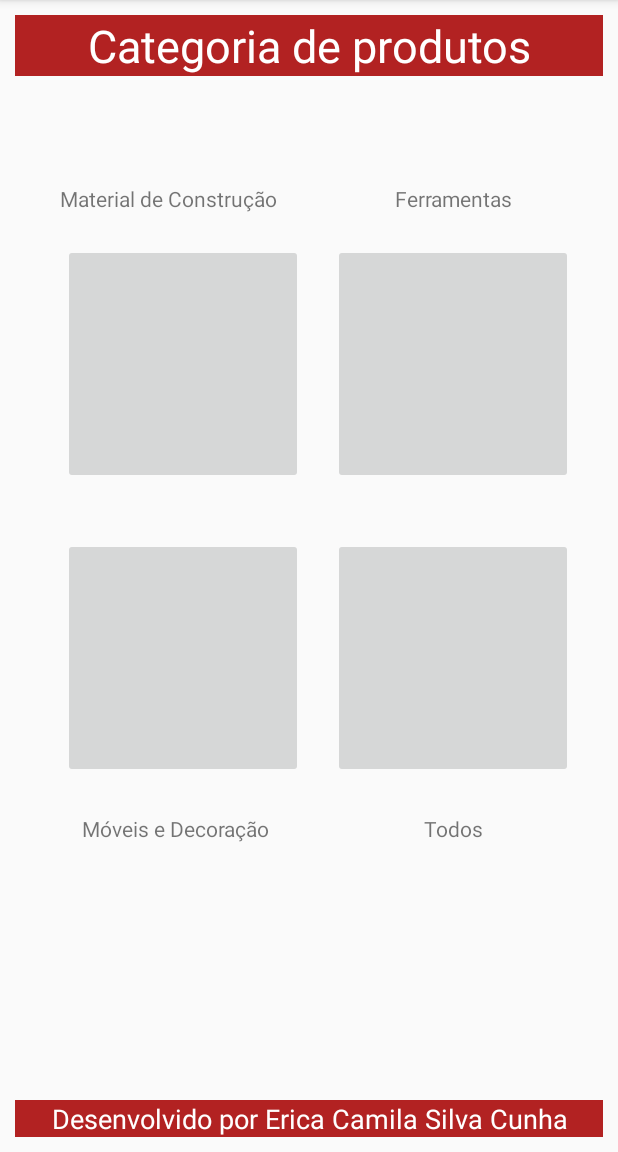
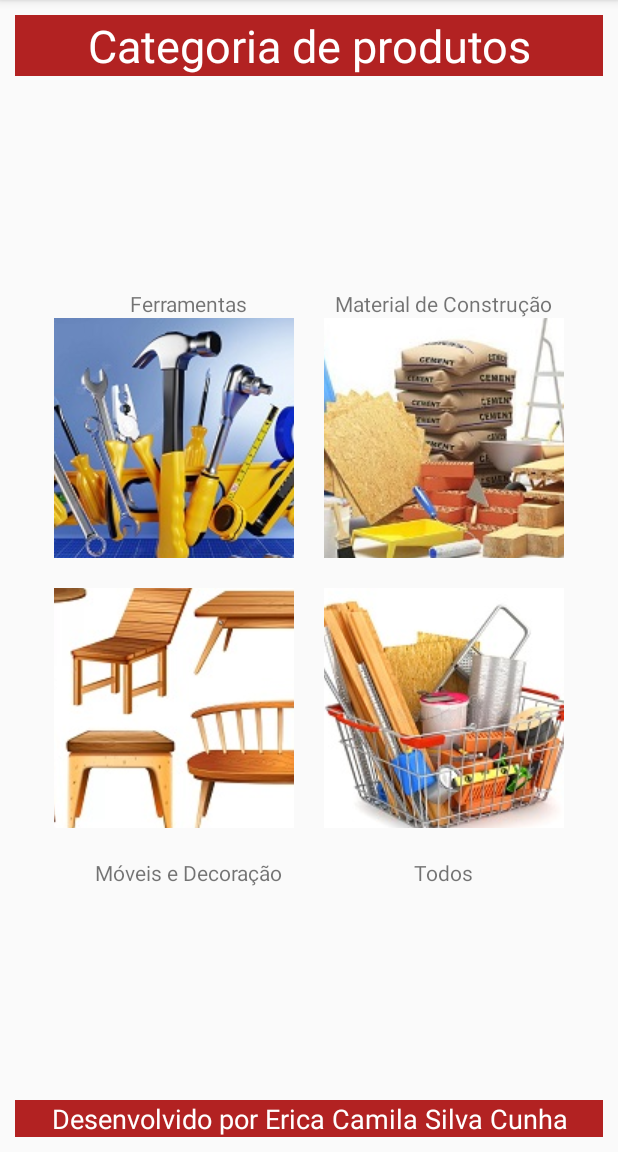
Before and after one commit to ericamila/pjto4, an Android app: the screen it shows after launch (MainActivity), on a phone screen of 412 x 824 dp, the part 84-1236 px from its top. Run offline under Robolectric (Android 15) with nearby library versions, the phone set to English and light mode, and no system bars.

Commit message:
correção

```diff
--- a/app/src/main/res/layout/activity_main.xml
+++ b/app/src/main/res/layout/activity_main.xml
@@ -19,9 +19,9 @@
         android:layout_width="0dp"
         android:layout_height="wrap_content"
         android:background="@color/vermelhou"
-        android:textColor="@color/white"
         android:text="@string/categoria_de_produtos"
         android:textAlignment="center"
+        android:textColor="@color/white"
         android:textSize="30sp"
         app:layout_constraintEnd_toEndOf="parent"
         app:layout_constraintStart_toStartOf="parent"
@@ -41,100 +41,93 @@
         app:layout_constraintHorizontal_bias="0.842"
         app:layout_constraintStart_toStartOf="parent" />
 
+    <TableLayout
+        android:id="@+id/tabela"
+        android:layout_width="wrap_content"
+        android:layout_height="wrap_content"
+        app:layout_constraintBottom_toTopOf="@+id/rodape"
+        app:layout_constraintEnd_toEndOf="parent"
+        app:layout_constraintStart_toStartOf="parent"
+        app:layout_constraintTop_toBottomOf="@+id/tituloMain">
+
+        <TableRow>
+
+            <TextView
+                android:id="@+id/txtferramenta"
+                android:layout_width="wrap_content"
+                android:layout_height="wrap_content"
+                android:text="@string/ferramentas"
+                android:layout_gravity="center"/>
+
+            <TextView
+                android:id="@+id/txtmaterial"
+                android:layout_width="wrap_content"
+                android:layout_height="wrap_content"
+                android:text="@string/material_de_construcao"
+                android:layout_gravity="center"/>
+
+        </TableRow>
+
+        <TableRow>
+
             <ImageButton
-        android:id="@+id/imageButtonMoveis"
+                android:id="@+id/imgFerramentas"
                 android:layout_width="160dp"
                 android:layout_height="160dp"
-        android:layout_marginTop="36dp"
-        android:layout_marginEnd="20dp"
-        android:contentDescription="Moveis"
+                android:layout_marginRight="20dp"
+                android:layout_marginBottom="20dp"
+                android:contentDescription="@string/ferramentas"
                 android:onClick="sendProdutos"
-        app:layout_constraintEnd_toStartOf="@+id/imageButtonTodos"
-        app:layout_constraintHorizontal_bias="1.0"
-        app:layout_constraintStart_toStartOf="parent"
-        app:layout_constraintTop_toBottomOf="@+id/imageButtonMaterial"
-        tools:srcCompat="@drawable/btmoveis" />
+                app:srcCompat="@drawable/btferramentas" />
 
             <ImageButton
-        android:id="@+id/imageButtonFerramentas"
+                android:id="@+id/imgMaterial"
                 android:layout_width="160dp"
                 android:layout_height="160dp"
-        android:layout_marginTop="112dp"
-        android:layout_marginEnd="20dp"
-        android:contentDescription="Ferramentas"
+                android:layout_marginBottom="20dp"
+                android:contentDescription="@string/material_de_construcao"
                 android:onClick="sendProdutos"
-        app:layout_constraintEnd_toEndOf="parent"
-        app:layout_constraintTop_toBottomOf="@+id/tituloMain"
-        tools:srcCompat="@drawable/btferramentas" />
+                app:srcCompat="@drawable/btmaterial" />
+        </TableRow>
+
+        <TableRow>
 
             <ImageButton
-        android:id="@+id/imageButtonTodos"
+                android:id="@+id/imgMoveis"
                 android:layout_width="160dp"
                 android:layout_height="160dp"
-        android:layout_marginTop="36dp"
-        android:layout_marginEnd="20dp"
+                android:layout_marginRight="20dp"
+                android:layout_marginBottom="20dp"
+                android:contentDescription="@string/m_veis_e_decora_o"
+                android:onClick="sendProdutos"
+                app:srcCompat="@drawable/btmoveis" />
+
+            <ImageButton
+                android:id="@+id/imgTudo"
+                android:layout_width="160dp"
+                android:layout_height="160dp"
                 android:contentDescription="@string/categoria"
                 android:onClick="sendProdutos"
-        app:layout_constraintEnd_toEndOf="parent"
-        app:layout_constraintTop_toBottomOf="@+id/imageButtonFerramentas"
-        tools:srcCompat="@drawable/bttudo" />
+                app:srcCompat="@drawable/bttudo" />
+        </TableRow>
 
-    <ImageButton
-        android:id="@+id/imageButtonMaterial"
-        android:layout_width="160dp"
-        android:layout_height="160dp"
-        android:layout_marginTop="112dp"
-        android:layout_marginEnd="20dp"
-        android:contentDescription="Material"
-        android:onClick="sendProdutos"
-        app:layout_constraintEnd_toStartOf="@+id/imageButtonFerramentas"
-        app:layout_constraintHorizontal_bias="1.0"
-        app:layout_constraintStart_toStartOf="parent"
-        app:layout_constraintTop_toBottomOf="@+id/tituloMain"
-        tools:srcCompat="@drawable/btmaterial" />
+        <TableRow>
 
             <TextView
-        android:id="@+id/textView"
+                android:id="@+id/txtmoveis"
                 android:layout_width="wrap_content"
                 android:layout_height="wrap_content"
-        android:layout_marginTop="72dp"
-        android:layout_marginEnd="32dp"
-        android:text="@string/material_de_construcao"
-        app:layout_constraintEnd_toStartOf="@+id/textView2"
-        app:layout_constraintHorizontal_bias="0.395"
-        app:layout_constraintStart_toStartOf="parent"
-        app:layout_constraintTop_toBottomOf="@+id/tituloMain" />
+                android:text="@string/m_veis_e_decora_o"
+                android:layout_gravity="center"/>
 
             <TextView
-        android:id="@+id/textView2"
+                android:id="@+id/txttodos"
                 android:layout_width="wrap_content"
                 android:layout_height="wrap_content"
-        android:layout_marginTop="72dp"
-        android:layout_marginEnd="60dp"
-        android:text="@string/ferramentas"
-        app:layout_constraintEnd_toEndOf="parent"
-        app:layout_constraintTop_toBottomOf="@+id/tituloMain" />
+                android:text="@string/todos"
+                android:layout_gravity="center"/>
+        </TableRow>
 
-    <TextView
-        android:id="@+id/textView3"
-        android:layout_width="wrap_content"
-        android:layout_height="wrap_content"
-        android:layout_marginTop="24dp"
-        android:text="@string/m_veis_e_decora_o"
-        app:layout_constraintEnd_toStartOf="@+id/textView4"
-        app:layout_constraintHorizontal_bias="0.303"
-        app:layout_constraintStart_toStartOf="parent"
-        app:layout_constraintTop_toBottomOf="@+id/imageButtonMoveis" />
-
-    <TextView
-        android:id="@+id/textView4"
-        android:layout_width="wrap_content"
-        android:layout_height="wrap_content"
-        android:layout_marginTop="24dp"
-        android:layout_marginEnd="80dp"
-        android:text="@string/todos"
-        app:layout_constraintEnd_toEndOf="parent"
-        app:layout_constraintTop_toBottomOf="@+id/imageButtonTodos" />
-
+    </TableLayout>
 
 </android.support.constraint.ConstraintLayout>
```
Lines whose indentation alone changed are shown as unchanged.
